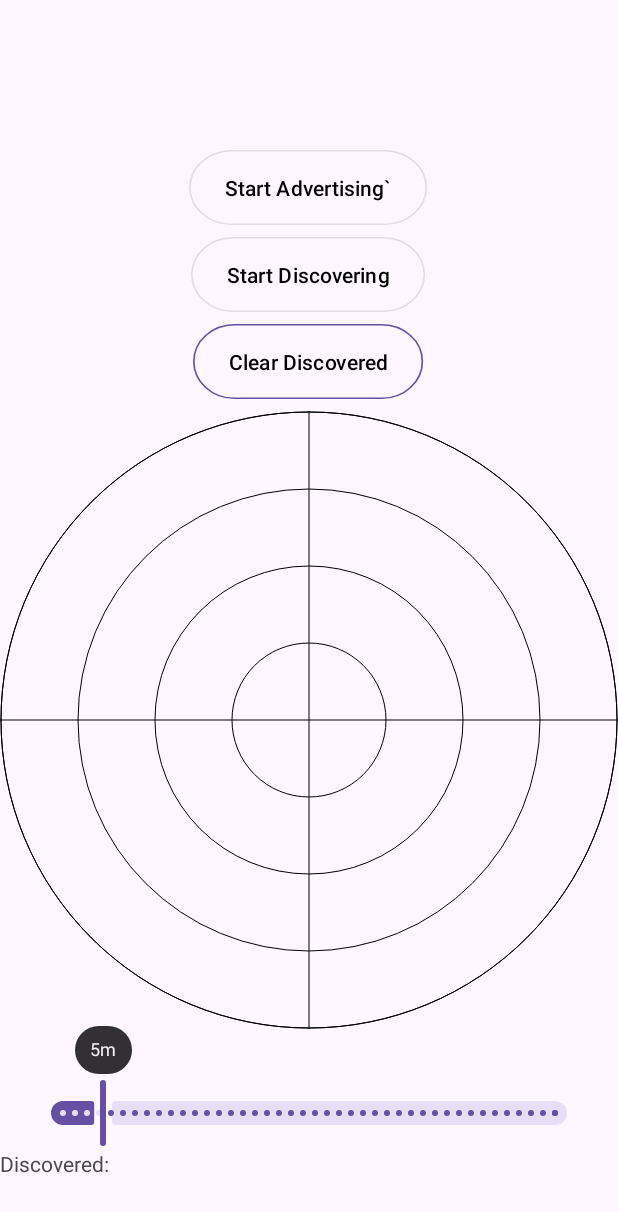
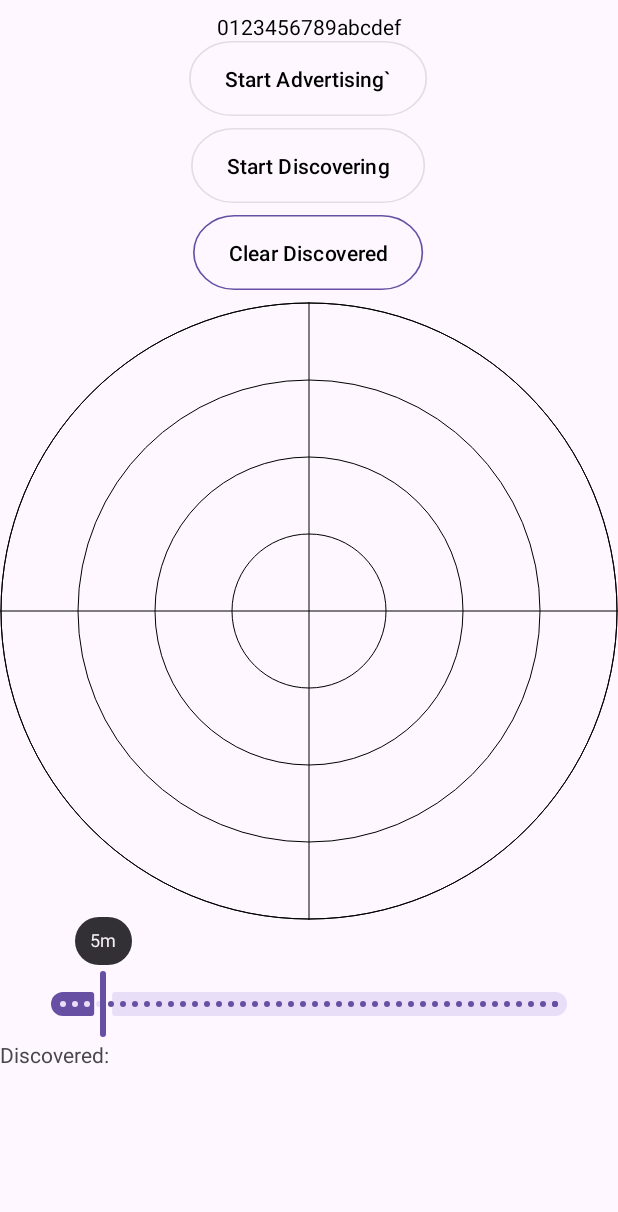
Before and after one commit to dialectek/Nimbus, an Android app: the screen it shows after launch (MainActivity), on a phone screen of 412 x 824 dp. Shown: the top 1212 px of the screen. Run offline under Robolectric (Android 15) with nearby library versions, the phone set to English and light mode, and no system bars; libraries missing offline, so code that uses them is left out: org.java_websocket.client, org.java_websocket.handshake; 2 statements that could not run were skipped.

Commit message:
ID to name

```diff
--- a/app/Nimbus/app/src/main/AndroidManifest.xml
+++ b/app/Nimbus/app/src/main/AndroidManifest.xml
@@ -10,6 +10,8 @@
     <uses-permission android:name="android.permission.BLUETOOTH_SCAN" />
     <uses-permission android:name="android.permission.BLUETOOTH_CONNECT" />
     <uses-permission android:name="android.permission.INTERNET" />
+    <uses-permission android:name="android.permission.ACCESS_NETWORK_STATE" />
+    <uses-permission android:name="android.permission.ACCESS_WIFI_STATE" />
     <uses-feature android:name="android.hardware.sensor.accelerometer" />
     <uses-feature android:name="android.hardware.sensor.compass" />
 
--- a/app/Nimbus/app/src/main/java/com/dialectek/nimbus/IDactivity.java
+++ b/app/Nimbus/app/src/main/java/com/dialectek/nimbus/IDactivity.java
@@ -38,7 +38,6 @@ public class IDactivity extends AppCompatActivity {
 
    private void start(String id)
    {
-      MainActivity.id       = id;
       try {
          Intent intent = new Intent(IDactivity.this, MainActivity.class );
          intent.addFlags(Intent.FLAG_ACTIVITY_CLEAR_TASK | Intent.FLAG_ACTIVITY_NEW_TASK);
--- a/app/Nimbus/app/src/main/java/com/dialectek/nimbus/MainActivity.java
+++ b/app/Nimbus/app/src/main/java/com/dialectek/nimbus/MainActivity.java
@@ -58,8 +58,9 @@ import com.google.android.gms.location.LocationServices;
 import com.google.android.gms.location.Priority;
 import com.google.android.material.slider.LabelFormatter;
 import com.google.android.material.slider.Slider;
-import com.google.android.material.textfield.TextInputEditText;
 
+import java.net.URI;
+import java.net.URISyntaxException;
 import java.nio.charset.Charset;
 import java.time.Duration;
 import java.time.Instant;
@@ -75,12 +76,12 @@ import org.java_websocket.handshake.ServerHandshake;
 
 public class MainActivity extends AppCompatActivity
         implements View.OnClickListener, SensorEventListener {
-   public static String id;
 
    // UI.
-   private TextView mIDtext;
-   private TextView      mText;
-   private ScrollView    mScrollContainer;
+   private String mName;
+   private TextView mNameText;
+   private TextView      mDiscoveredText;
+   private ScrollView    mDiscoveredScroll;
    private Button        mAdvertiseButton;
    private boolean       mAdvertiseActive;
    private Button        mDiscoverButton;
@@ -119,6 +120,10 @@ public class MainActivity extends AppCompatActivity
    public static boolean isMagnetometerSet = false;
    public static float CompassBearing = 0.0f;
 
+   // Server.
+   private final String SERVER_ADDRESS = "ec2-3-21-97-64.us-east-2.compute.amazonaws.com";
+   private WebSocketClient mClient;
+
    @Override
    protected void onCreate(Bundle savedInstanceState)
    {
@@ -127,18 +132,20 @@ public class MainActivity extends AppCompatActivity
       Eula.show(this);
 
       setContentView(R.layout.activity_main);
-      mIDtext       = findViewById(R.id.id);
-      id = Settings.Secure.getString(
+      mNameText       = findViewById(R.id.name_text);
+      String id = Settings.Secure.getString(
               getApplicationContext().getContentResolver(),
               Settings.Secure.ANDROID_ID);
       if (id == null) {
          Toast.makeText(getBaseContext(), "Cannot get ANDROID_ID", Toast.LENGTH_SHORT).show();
          id = "unknown";
       }
-      mIDtext.setText(id);
-      mText               = (TextView)findViewById(R.id.text);
-      mText.setMovementMethod(LinkMovementMethod.getInstance());
-      mScrollContainer    = (ScrollView)findViewById(R.id.scroll_container);
+      connectServer();
+      mName = id;
+      mNameText.setText(mName);
+      mDiscoveredText               = (TextView)findViewById(R.id.discovered_text);
+      mDiscoveredText.setMovementMethod(LinkMovementMethod.getInstance());
+      mDiscoveredScroll    = (ScrollView)findViewById(R.id.discovered_scroll);
       mBluetoothLeScanner = null;
       mDiscoverActive     = false;
       mDiscoverButton     = (Button)findViewById(R.id.discover_btn);
@@ -186,7 +193,7 @@ public class MainActivity extends AppCompatActivity
                Double longitude = mLocation.getLongitude();
                if ((latitude != null) && (longitude != null))
                {
-                  String        serviceData = id + ";" + latitude + "," + longitude;
+                  String        serviceData = mName + ";" + latitude + "," + longitude;
                   AdvertiseData data        = new AdvertiseData.Builder()
                                                  .addServiceUuid(mUuid)
                                                  .addServiceData(mUuid, serviceData.getBytes(Charset.forName("UTF-8")))
@@ -383,18 +390,18 @@ public class MainActivity extends AppCompatActivity
       if (result != null)
       {
          StringBuilder builder = new StringBuilder(new String(result.getScanRecord().getServiceData(result.getScanRecord().getServiceUuids().get(0)), Charset.forName("UTF-8")));
-         String        id      = builder.toString();
+         String        name      = builder.toString();
          double latitude = 0.0;
          double longitude = 0.0;
          float distance = -1.0f;
          float xDist = -1.0f;
          float yDist = -1.0f;
-         if (id.contains(";")) {
-            String[] idLatLong = id.split(";");
-            if (idLatLong != null && idLatLong.length > 0) {
-               id = idLatLong[0];
-               if (idLatLong.length >= 2 && mLocation != null) {
-                  String[] latLong = idLatLong[1].split(",");
+         if (name.contains(";")) {
+            String[] nameLatLong = name.split(";");
+            if (nameLatLong != null && nameLatLong.length > 0) {
+               name = nameLatLong[0];
+               if (nameLatLong.length >= 2 && mLocation != null) {
+                  String[] latLong = nameLatLong[1].split(",");
                   if (latLong != null && latLong.length >= 2) {
                      latitude = Double.parseDouble(latLong[0]);
                      longitude = Double.parseDouble(latLong[1]);
@@ -418,15 +425,15 @@ public class MainActivity extends AppCompatActivity
             }
          }
          Instant       now     = Instant.now();
-         ID data    = DiscoveredIDs.get(id);
+         ID data    = DiscoveredIDs.get(name);
          if (data == null)
          {
-            mRandom.setSeed(id.hashCode());
+            mRandom.setSeed(name.hashCode());
             int red = mRandom.nextInt(256);
             int green = mRandom.nextInt(256);
             int blue = mRandom.nextInt(256);
             int color = Color.argb(255, red, green, blue);
-            data = new ID(id, color, distance, xDist, yDist, latitude, longitude, now);
+            data = new ID(name, color, distance, xDist, yDist, latitude, longitude, now);
          }
          else
          {
@@ -437,14 +444,14 @@ public class MainActivity extends AppCompatActivity
             data.longitude = longitude;
             data.time = now;
          }
-         DiscoveredIDs.put(id, data);
+         DiscoveredIDs.put(name, data);
          refreshIDs(now);
       }
    }
 
    // Refresh IDs.
    private synchronized void refreshIDs(Instant now) {
-      mText.setText("");
+      mDiscoveredText.setText("");
       TreeMap<String, ID> tmpIDs = new TreeMap<String, ID>();
       for (Map.Entry<String, ID> entry : DiscoveredIDs.entrySet())
       {
@@ -453,7 +460,7 @@ public class MainActivity extends AppCompatActivity
          if (Duration.between(data.time, now).toSeconds() < MAX_ID_AGE_SECS)
          {
             tmpIDs.put(id, data);
-            appendText(mText, id,  ";lat=" + data.latitude + ",long=" + data.longitude + ";dist=" + data.distance +
+            appendText(mDiscoveredText, id,  ";lat=" + data.latitude + ",long=" + data.longitude + ";dist=" + data.distance +
                     ",dx=" + data.xDist + ",dy=" + data.yDist + "\n", data.color);
          }
       }
@@ -584,7 +591,7 @@ public class MainActivity extends AppCompatActivity
 
       mUuid = new ParcelUuid(UUID.fromString(getString(R.string.ble_uuid)));
 
-      String        serviceData = id + ";";
+      String        serviceData = mName + ";";
       AdvertiseData data        = new AdvertiseData.Builder()
                                      .addServiceUuid(mUuid)
                                      .addServiceData(mUuid, serviceData.getBytes(Charset.forName("UTF-8")))
@@ -593,7 +600,7 @@ public class MainActivity extends AppCompatActivity
                                      .build();
 
       AdvertiseData scanResponse = new AdvertiseData.Builder()
-                                      .addServiceData(mUuid, id.getBytes(Charset.forName("UTF-8")))
+                                      .addServiceData(mUuid, mName.getBytes(Charset.forName("UTF-8")))
                                       .build();
 
       try {
@@ -655,7 +662,7 @@ public class MainActivity extends AppCompatActivity
       else if (v.getId() == R.id.clear_discovered_btn)
       {
          DiscoveredIDs.clear();
-         mText.setText("");
+         mDiscoveredText.setText("");
       }
    }
 
@@ -694,4 +701,54 @@ public class MainActivity extends AppCompatActivity
 
    @Override
    public void onAccuracyChanged(Sensor sensor, int accuracy) {}
+
+   // Server communications.
+   private void connectServer() {
+      URI uri;
+      try {
+         uri = new URI("ws://" + SERVER_ADDRESS + ":8025/ws/server");
+      } catch (URISyntaxException e) {
+         Toast.makeText(this, "Invalid server URI", Toast.LENGTH_SHORT).show();
+         return;
+      }
+
+      mClient = new WebSocketClient(uri) {
+         @Override
+         public void onOpen(ServerHandshake serverHandshake) {
+            //toastMessage("Server connection opened");
+            try {
+               send("id_to_name:alice");
+            } catch (Exception e) {
+               String ex = e.getMessage();
+               String ex2 = ex;
+            }
+         }
+
+         @Override
+         public void onMessage(String s) {
+            final String message = s;
+            toastMessage("Message from server: " + message);
+         }
+
+         @Override
+         public void onClose(int i, String s, boolean b) {
+            toastMessage("Server connection closed: " + s);
+         }
+
+         @Override
+         public void onError(Exception e) {
+            toastMessage("Server connection error: " + e.getMessage());
+         }
+
+         private void toastMessage(String message) {
+            runOnUiThread(new Runnable() {
+               @Override
+               public void run() {
+                  Toast.makeText(getApplicationContext(), message, Toast.LENGTH_SHORT).show();
+               }
+            });
+         }
+      };
+      mClient.connect();
+   }
 }
--- a/app/Nimbus/app/src/main/res/layout/activity_main.xml
+++ b/app/Nimbus/app/src/main/res/layout/activity_main.xml
@@ -15,26 +15,15 @@
         android:gravity="center"
         android:orientation="vertical">
 
-        <com.google.android.material.textfield.TextInputLayout
-            android:id="@+id/idLayout"
-            style="@style/Widget.MaterialComponents.TextInputLayout.OutlinedBox"
-            android:layout_width="0dp"
-            android:layout_height="60dp"
-            android:layout_marginTop="32dp"
-            android:baselineAligned="false"
-            android:hint="ID"
-            android:textColorHint="@android:color/darker_gray"
-            app:boxStrokeColor="@color/black">
-
-            <TextView
-                android:id="@+id/id"
-                android:layout_width="wrap_content"
-                android:layout_height="wrap_content"
-                android:inputType="none"
-                android:enabled="false"
-                android:textColor="@color/black"
-                android:textSize="14sp" />
-        </com.google.android.material.textfield.TextInputLayout>
+        <TextView
+            android:id="@+id/name_text"
+            android:layout_width="match_parent"
+            android:layout_height="wrap_content"
+            android:inputType="none"
+            android:enabled="false"
+            android:textColor="@color/black"
+            android:textSize="14sp"
+            android:gravity="center" />
 
         <Button
             android:id="@+id/advertise_btn"
@@ -98,14 +87,14 @@
         android:text="Discovered:" />
 
     <ScrollView
-        android:id="@+id/scroll_container"
+        android:id="@+id/discovered_scroll"
         android:layout_width="match_parent"
         android:layout_height="wrap_content"
         android:layout_margin="8dp"
         android:layout_weight="1">
 
         <TextView
-            android:id="@+id/text"
+            android:id="@+id/discovered_text"
             android:layout_width="match_parent"
             android:layout_height="wrap_content"
             android:fontFamily="monospace"
```
